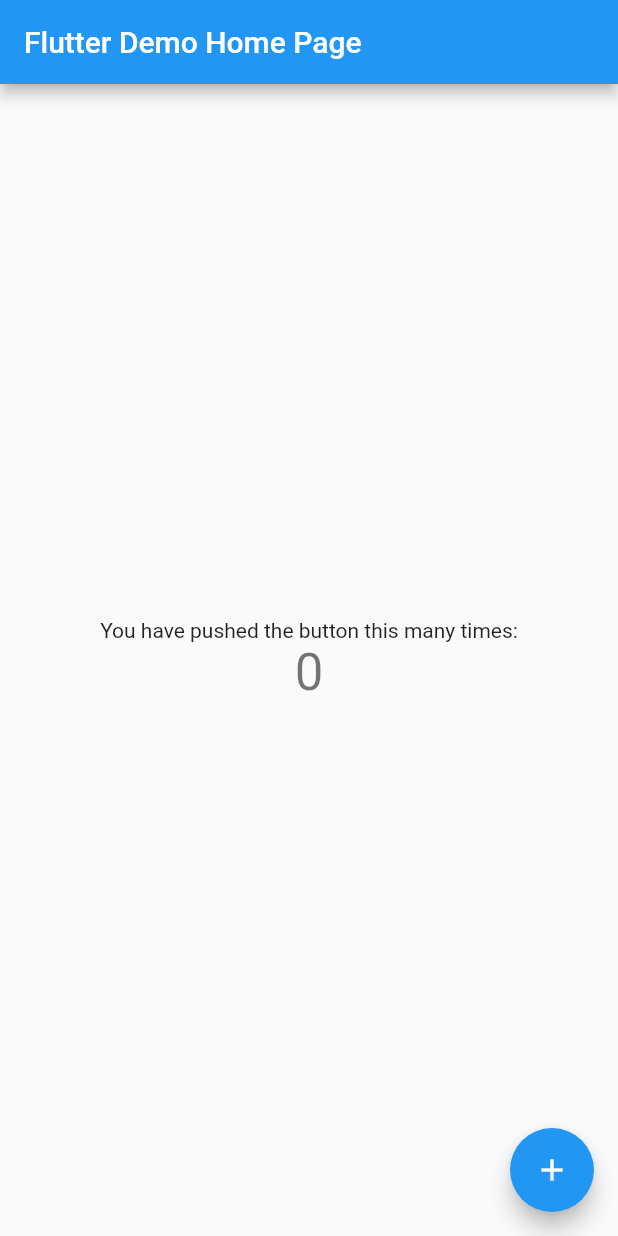
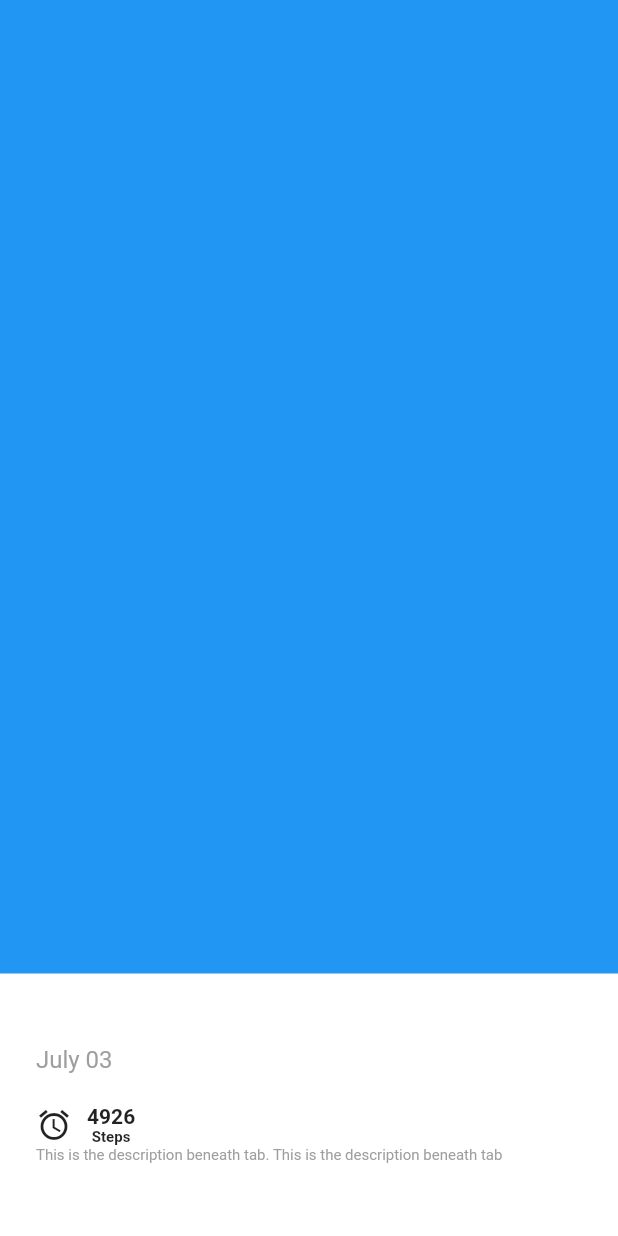
Before and after one commit to thedejifab/interview, a Flutter app: the screen it shows after launch, on a phone screen of 412 x 824 dp. Run offline on Flutter 3.47's test engine with Material 2 defaults, Android fonts, the phone set to English and light mode, and no system bars.

```diff
--- a/lib/main.dart
+++ b/lib/main.dart
@@ -1,3 +1,6 @@
+import 'package:app/pages/cals_burned.dart';
+import 'package:app/pages/map.dart';
+import 'package:app/pages/step_counts.dart';
 import 'package:flutter/material.dart';
 
 void main() => runApp(MyApp());
@@ -8,56 +11,7 @@ class MyApp extends StatelessWidget {
   Widget build(BuildContext context) {
     return MaterialApp(
       title: 'Flutter Demo',
-      theme: ThemeData(
-        primarySwatch: Colors.blue,
-      ),
-      home: MyHomePage(title: 'Flutter Demo Home Page'),
+      home: MapPage(),
     );
   }
 }
-
-class MyHomePage extends StatefulWidget {
-  MyHomePage({Key key, this.title}) : super(key: key);
-  final String title;
-
-  @override
-  _MyHomePageState createState() => _MyHomePageState();
-}
-
-class _MyHomePageState extends State<MyHomePage> {
-  int _counter = 0;
-
-  void _incrementCounter() {
-    setState(() {
-      _counter++;
-    });
-  }
-
-  @override
-  Widget build(BuildContext context) {
-    return Scaffold(
-      appBar: AppBar(
-        title: Text(widget.title),
-      ),
-      body: Center(
-        child: Column(
-          mainAxisAlignment: MainAxisAlignment.center,
-          children: <Widget>[
-            Text(
-              'You have pushed the button this many times:',
-            ),
-            Text(
-              '$_counter',
-              style: Theme.of(context).textTheme.display1,
-            ),
-          ],
-        ),
-      ),
-      floatingActionButton: FloatingActionButton(
-        onPressed: _incrementCounter,
-        tooltip: 'Increment',
-        child: Icon(Icons.add),
-      ), // This trailing comma makes auto-formatting nicer for build methods.
-    );
-  }
-}
--- /dev/null
+++ b/lib/pages/map.dart
@@ -0,0 +1,73 @@
+import 'package:flutter/material.dart';
+
+class MapPage extends StatelessWidget {
+  @override
+  Widget build(BuildContext context) {
+    return Scaffold(
+      body: Container(
+        child: Stack(
+          children: <Widget>[
+            Container(
+              color: Colors.blue,
+            ),
+            Align(
+              alignment: Alignment.bottomCenter,
+              child: Container(
+                padding: EdgeInsets.symmetric(horizontal: 24, vertical: 48),
+                width: double.infinity,
+                color: Colors.white,
+                child: Column(
+                  crossAxisAlignment: CrossAxisAlignment.stretch,
+                  mainAxisSize: MainAxisSize.min,
+                  children: <Widget>[
+                    Text(
+                      "July 03",
+                      style: TextStyle(
+                        fontSize: 16,
+                        color: Colors.grey,
+                      ),
+                    ),
+                    SizedBox(height: 20),
+                    Row(
+                      children: <Widget>[
+                        Row(
+                          children: <Widget>[
+                            Icon(Icons.alarm),
+                            SizedBox(width: 10),
+                            Column(
+                              children: <Widget>[
+                                Text(
+                                  "4926",
+                                  style: TextStyle(
+                                      fontSize: 14,
+                                      fontWeight: FontWeight.w600),
+                                ),
+                                Text(
+                                  "Steps",
+                                  style: TextStyle(
+                                      fontSize: 10,
+                                      fontWeight: FontWeight.w600),
+                                ),
+                              ],
+                            )
+                          ],
+                        )
+                      ],
+                    ),
+                    Text(
+                      "This is the description beneath tab. This is the description beneath tab",
+                      style: TextStyle(
+                        fontSize: 10,
+                        color: Colors.grey,
+                      ),
+                    ),
+                  ],
+                ),
+              ),
+            )
+          ],
+        ),
+      ),
+    );
+  }
+}
--- /dev/null
+++ b/lib/pages/step_counts.dart
@@ -0,0 +1,43 @@
+import 'package:app/models/rating.dart';
+import 'package:app/widgets/appbar.dart';
+import 'package:app/widgets/detail_header.dart';
+import 'package:app/widgets/single_detail.dart';
+import 'package:flutter/material.dart';
+
+class StepCounts extends StatelessWidget {
+  @override
+  Widget build(BuildContext context) {
+    return Scaffold(
+      appBar: myAppBar("Step Counts"),
+      body: SingleChildScrollView(
+        child: Column(
+          children: <Widget>[
+            DetailHeader(
+              totalValue: "12,500",
+              rating: Rating.GOOD,
+              monthBurned: "July",
+              unit: "Steps",
+              isSteps: true,
+            ),
+            SizedBox(height: 50),
+            SingleDetail(
+              date: "July 05",
+              value: "2889",
+              unit: "Steps",
+            ),
+            SingleDetail(
+              date: "July 05",
+              value: "2889",
+              unit: "Steps",
+            ),
+            SingleDetail(
+              date: "July 05",
+              value: "2889",
+              unit: "Steps",
+            ),
+          ],
+        ),
+      ),
+    );
+  }
+}
```
Also changed, not shown: lib/models/rating.dart (added, +8 -0 lines), lib/pages/cals_burned.dart (added, +38 -0 lines), lib/pages/home.dart (added, +10 -0 lines), lib/widgets/appbar.dart (added, +10 -0 lines), lib/widgets/detail_header.dart (added, +79 -0 lines), lib/widgets/single_detail.dart (added, +62 -0 lines).
